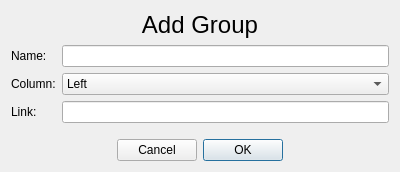
This is assignment_list_pyqt/add_group_form.ui in lshprung/assignment-list-pyqt as Qt 5 draws it before an edit. The edited form follows.
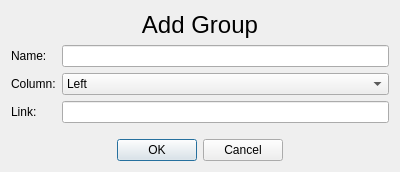
This is the edited form.

Commit message: Reverse orientation of OK and Cancel buttons

The edit to the form file:
```diff
--- a/assignment_list_pyqt/add_group_form.ui
+++ b/assignment_list_pyqt/add_group_form.ui
@@ -78,7 +78,7 @@
    <item>
     <widget class="QDialogButtonBox" name="buttonBox">
      <property name="layoutDirection">
-      <enum>Qt::RightToLeft</enum>
+      <enum>Qt::LeftToRight</enum>
      </property>
      <property name="orientation">
       <enum>Qt::Horizontal</enum>
```
The commit also changes 3 other files.
